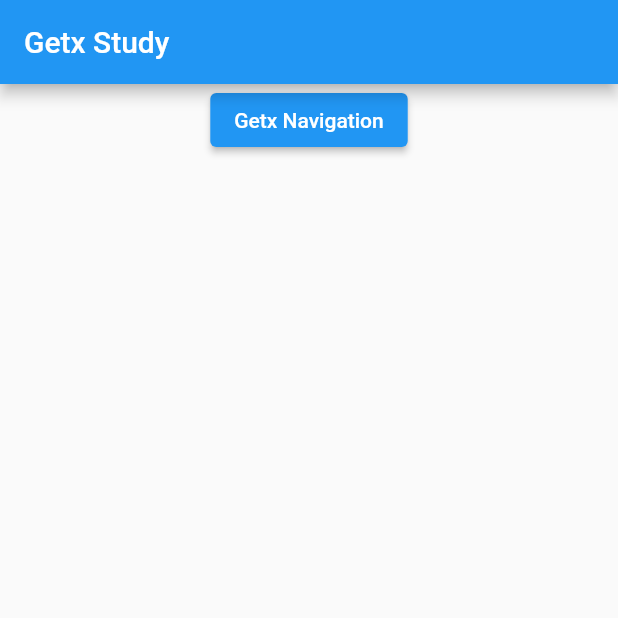
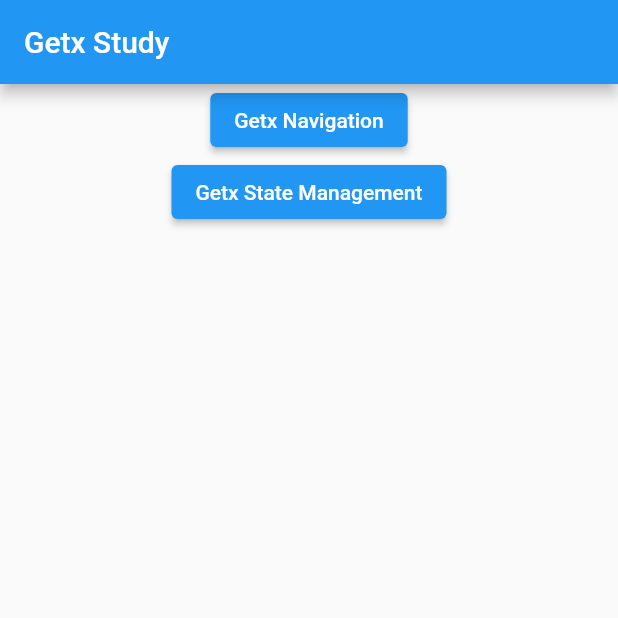
Before and after one commit to marksenee/flutter-getx, a Flutter app: the screen it shows after launch, on a phone screen of 412 x 824 dp, the top half of it. Run offline on Flutter 3.47's test engine with Material 2 defaults, Android fonts, the phone set to English and light mode, and no system bars; our stand-ins replace get.

Commit message:
[+] add getx state management

```diff
--- a/lib/main.dart
+++ b/lib/main.dart
@@ -4,6 +4,7 @@ import 'package:getx/pages/home_page.dart';
 import 'package:getx/pages/getData_page.dart';
 import 'package:getx/pages/navigation_page.dart';
 import 'package:getx/pages/sample_page.dart';
+import 'package:getx/pages/controller_page.dart';
 
 void main() {
   runApp(const MyApp());
@@ -22,6 +23,7 @@ class MyApp extends StatelessWidget {
       home: const HomePage(),
       getPages: [
         GetPage(name: '/home', page: () => const HomePage()),
+        GetPage(name: '/controller', page: () => const ControllerPage()),
         GetPage(name: '/navigation', page: () => const NavigationPage()),
         GetPage(name: '/sample', page: () => const SamplePage()),
         GetPage(name: '/getData', page: () => const GetDataPage())
--- a/lib/pages/home_page.dart
+++ b/lib/pages/home_page.dart
@@ -27,6 +27,15 @@ class _HomePageState extends State<HomePage> {
                 child: const Text(
                   "Getx Navigation"
                 )),
+          ),
+          Align(
+            alignment: AlignmentDirectional.center,
+            child: ElevatedButton(onPressed: (){
+              Get.toNamed('/controller');
+            },
+                child: const Text(
+                    "Getx State Management"
+                )),
           )
         ],
       ),
```
Also changed, not shown: lib/pages/controller_page.dart (added, +29 -0 lines), lib/utils/controller/getx_controller.dart (added, +9 -0 lines).
